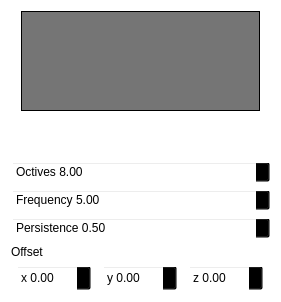
This is src/UI/SimplexNoiseNode_no_scroll.ui in Drew-S/TerrainGenerator as Qt 5 draws it before an edit. The edited form follows.
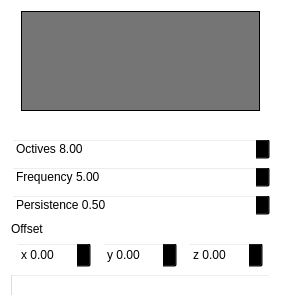
This is the edited form.

Commit message: Simplex noise generation is threaded

What changed in the file:
```diff
--- a/src/UI/SimplexNoiseNode_no_scroll.ui
+++ b/src/UI/SimplexNoiseNode_no_scroll.ui
@@ -7,7 +7,7 @@
     <x>0</x>
     <y>0</y>
     <width>281</width>
-    <height>302</height>
+    <height>307</height>
    </rect>
   </property>
   <property name="minimumSize">
@@ -237,6 +237,16 @@
      </item>
     </layout>
    </item>
+   <item>
+    <widget class="QProgressBar" name="progress">
+     <property name="value">
+      <number>0</number>
+     </property>
+     <property name="textVisible">
+      <bool>false</bool>
+     </property>
+    </widget>
+   </item>
   </layout>
  </widget>
  <resources/>
```
The commit also changes 3 other files.
